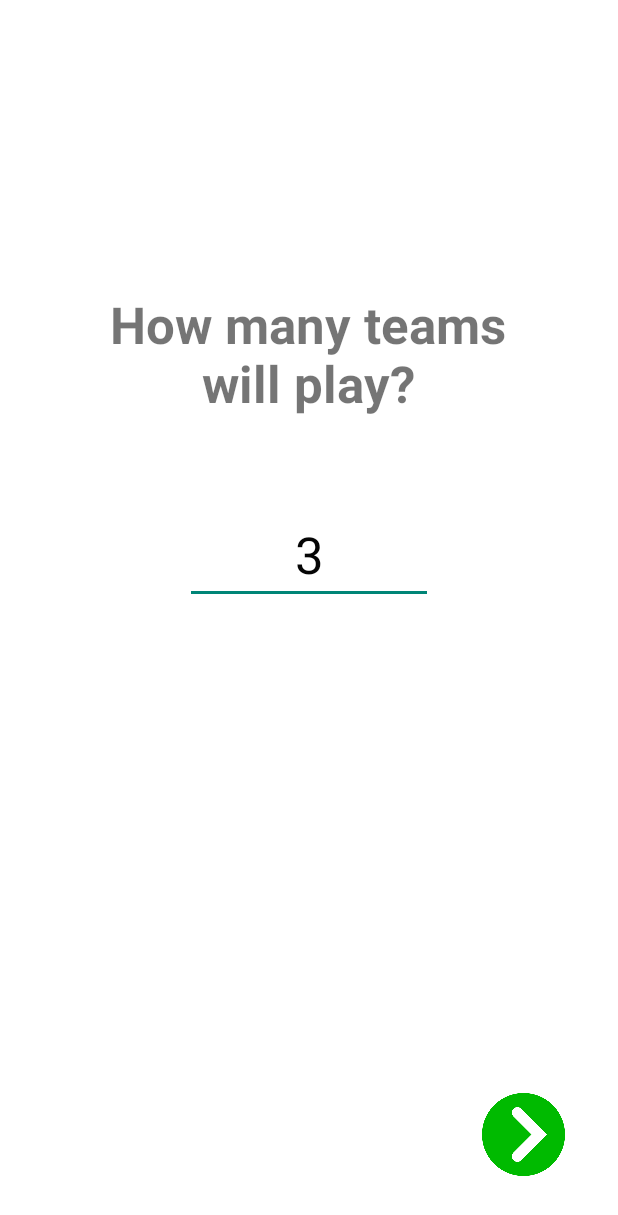
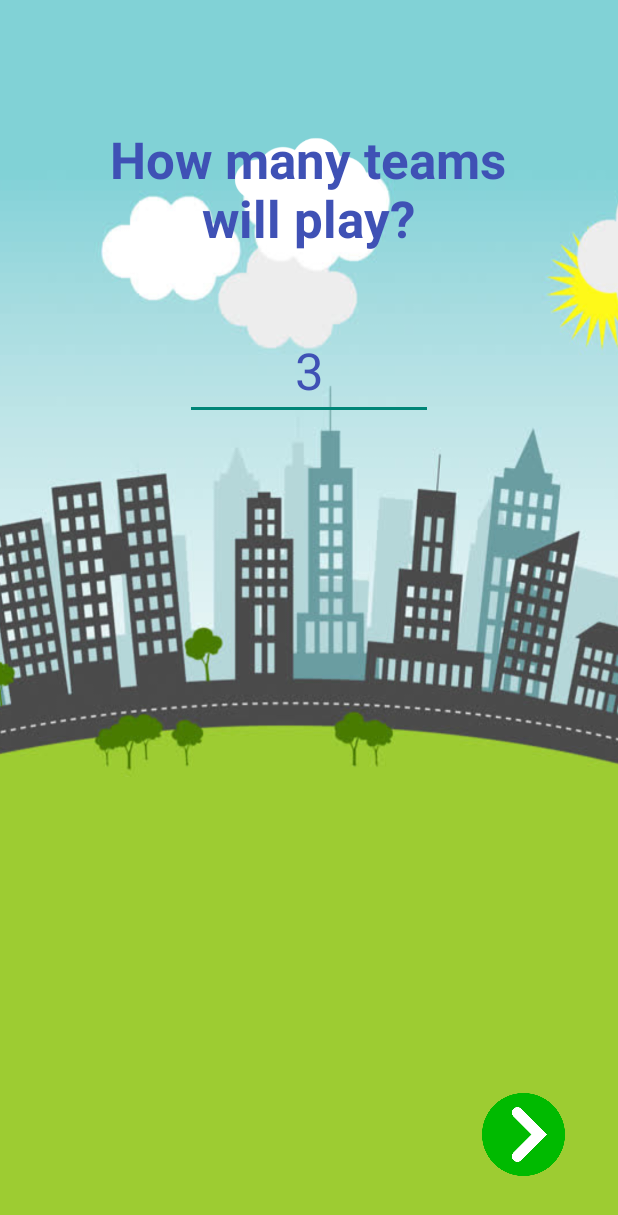
Before and after one commit to Bebrucha/Alias, an Android app: the Team_Count_3 screen opened directly, with no data from a screen before it, on a phone screen of 412 x 824 dp. Shown: the top 1215 px of the screen. Run offline under Robolectric (Android 15) with nearby library versions, the phone set to English and light mode, and no system bars.

Commit message:
team_count xml

```diff
--- a/app/src/main/res/layout/activity_team_count_3.xml
+++ b/app/src/main/res/layout/activity_team_count_3.xml
@@ -5,7 +5,7 @@
     android:id="@+id/number_of_teams"
     android:layout_width="match_parent"
     android:layout_height="match_parent"
-    android:background="#FFFFFF"
+    android:background="@drawable/alias_chooseteams"
     tools:context=".Team_Count_3">
 
     <TextView
@@ -15,14 +15,15 @@
         android:text="@string/number_of_teams_label"
         android:textAlignment="center"
         android:textAllCaps="false"
+        android:textColor="#3F51B5"
         android:textSize="34sp"
         android:textStyle="bold"
         app:layout_constraintBottom_toBottomOf="parent"
         app:layout_constraintEnd_toEndOf="parent"
-        app:layout_constraintHorizontal_bias="0.495"
+        app:layout_constraintHorizontal_bias="0.496"
         app:layout_constraintStart_toStartOf="parent"
         app:layout_constraintTop_toTopOf="parent"
-        app:layout_constraintVertical_bias="0.264" />
+        app:layout_constraintVertical_bias="0.114" />
 
     <EditText
         android:id="@+id/num_of_teams"
@@ -32,14 +33,14 @@
         android:inputType="number"
         android:text="3"
         android:textAlignment="center"
-        android:textColor="#050505"
+        android:textColor="#3F51B5"
         android:textSize="34sp"
         android:typeface="normal"
         app:layout_constraintBottom_toBottomOf="parent"
         app:layout_constraintEnd_toEndOf="parent"
         app:layout_constraintStart_toStartOf="parent"
         app:layout_constraintTop_toBottomOf="@+id/num_of_teams_label"
-        app:layout_constraintVertical_bias="0.113" />
+        app:layout_constraintVertical_bias="0.071" />
 
     <TextView
         android:id="@+id/num_of_teams_validation_label"
```
Also changed, not shown: app/src/main/res/drawable/alias_chooseteams.png (added).
